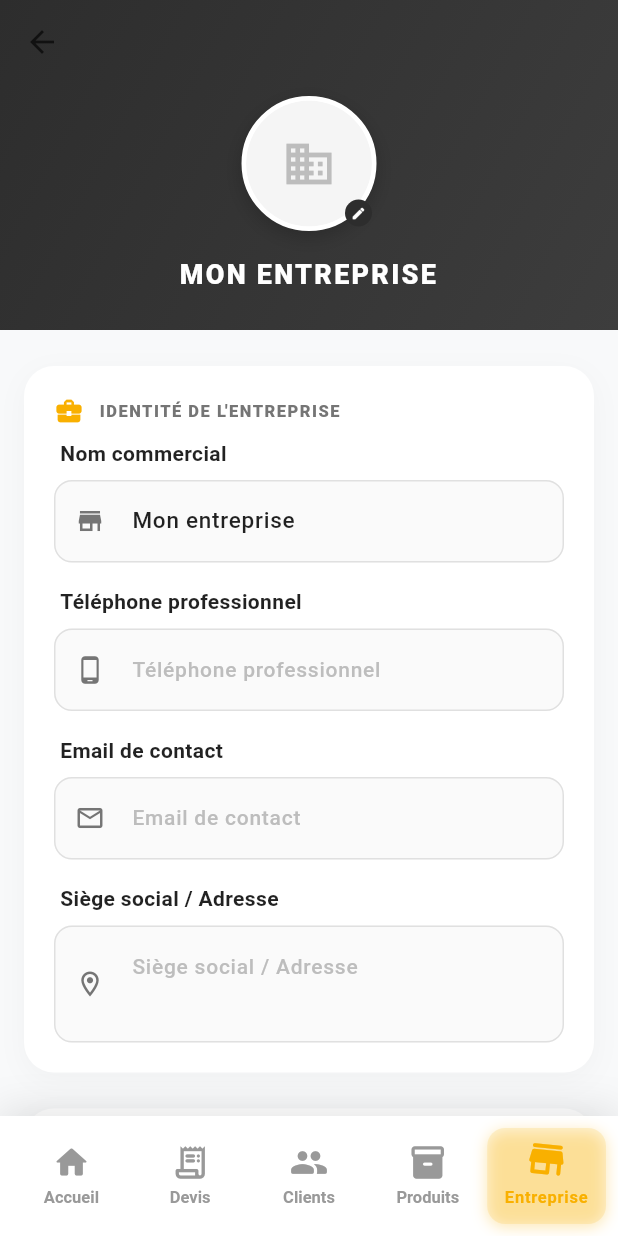
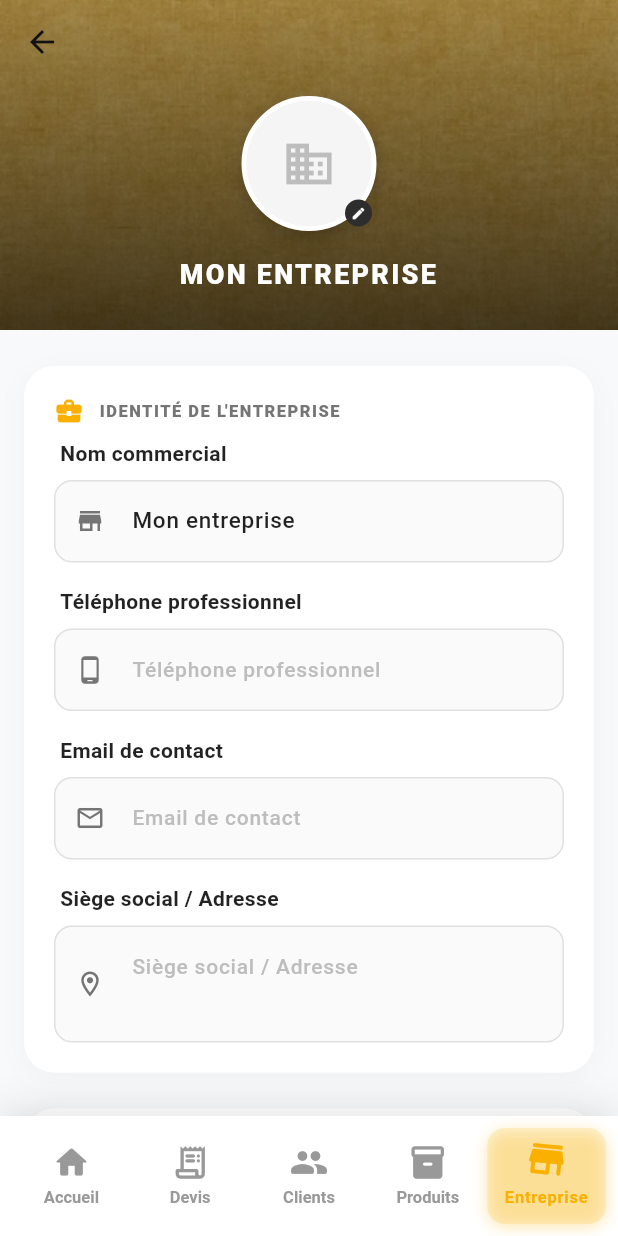
Before and after one commit to mouhamedsylva/devis_pro, a Flutter app: the DashboardScreen screen opened directly, item 5 of the bottom bar chosen, on a phone screen of 412 x 824 dp. Run offline on Flutter 3.47's test engine with Material 3 defaults, Android fonts, the phone set to English and light mode, and no system bars; our stand-ins replace bloc, equatable, flutter_bloc, flutter_contacts, font_awesome_flutter, image_cropper and 9 more; missing offline and left inert: idb_shim, mailer; accounts and stored records are empty.

Commit message:
refactor: simplify asset management in pubspec.yaml and enhance UI elements in company and dashboard screens for improved visual consistency and user experience

```diff
--- a/lib/src/presentation/screens/company_screen.dart
+++ b/lib/src/presentation/screens/company_screen.dart
@@ -346,10 +346,20 @@ class _CompanyScreenState extends State<CompanyScreen> {
       flexibleSpace: FlexibleSpaceBar(
         background: Container(
           decoration: const BoxDecoration(
+            image: DecorationImage(
+              image: AssetImage('assets/images/background.png'),
+              fit: BoxFit.cover,
+            ),
+          ),
+          child: Container(
+            decoration: BoxDecoration(
               gradient: LinearGradient(
-              begin: Alignment.topLeft,
-              end: Alignment.bottomRight,
-              colors: [Color(0xFF2D2D2D), Color(0xFF3D3D3D)],
+                begin: Alignment.topCenter,
+                end: Alignment.bottomCenter,
+                colors: [
+                  Colors.black.withOpacity(0.3),
+                  Colors.black.withOpacity(0.7),
+                ],
               ),
             ),
             child: Column(
@@ -388,6 +398,7 @@ class _CompanyScreenState extends State<CompanyScreen> {
                   textAlign: TextAlign.center,
                 ),
               ],
+            ),
           ),
         ),
       ),
--- a/lib/src/presentation/screens/dashboard_screen.dart
+++ b/lib/src/presentation/screens/dashboard_screen.dart
@@ -488,9 +488,9 @@ class _DashboardScreenState extends State<DashboardScreen> {
       color: Colors.transparent,
       child: InkWell(
         onTap: onTap,
-        borderRadius: BorderRadius.circular(16),
+        borderRadius: BorderRadius.circular(12), // ✅ Réduit de 16 à 12
         child: Container(
-          padding: const EdgeInsets.all(16), // ✅ Réduit de 20 à 16
+          padding: const EdgeInsets.symmetric(vertical: 12, horizontal: 12), // ✅ Réduit encore
           decoration: BoxDecoration(
             gradient: LinearGradient(
               colors: [
@@ -500,7 +500,7 @@ class _DashboardScreenState extends State<DashboardScreen> {
               begin: Alignment.topLeft,
               end: Alignment.bottomRight,
             ),
-            borderRadius: BorderRadius.circular(16),
+            borderRadius: BorderRadius.circular(12), // ✅ Réduit de 16 à 12
             border: Border.all(
               color: color.withOpacity(0.3),
               width: 1.5,
@@ -513,11 +513,11 @@ class _DashboardScreenState extends State<DashboardScreen> {
               ),
             ],
           ),
-          child: Row( // ✅ Column remplacée par Row pour aligner horizontalement
+          child: Row(
             mainAxisAlignment: MainAxisAlignment.center,
             children: [
               Container(
-                padding: const EdgeInsets.all(10), // ✅ Réduit de 12 à 10
+                padding: const EdgeInsets.all(8), // ✅ Réduit de 10 à 8
                 decoration: BoxDecoration(
                   color: color.withOpacity(0.15),
                   shape: BoxShape.circle,
@@ -525,21 +525,21 @@ class _DashboardScreenState extends State<DashboardScreen> {
                 child: Icon(
                   icon,
                   color: color,
-                  size: 22, // ✅ Réduit de 28 à 22
+                  size: 20, // ✅ Réduit de 22 à 20
                 ),
               ),
-              const SizedBox(width: 12), // ✅ Espacement horizontal au lieu de vertical
-              Flexible( // ✅ Flexible pour gérer le texte long
+              const SizedBox(width: 10), // ✅ Réduit de 12 à 10
+              Flexible(
                 child: Text(
                   label,
                   textAlign: TextAlign.center,
                   style: TextStyle(
-                    fontSize: 13, // ✅ Réduit de 14 à 13
-                    fontWeight: FontWeight.w600,
+                    fontSize: 12, // ✅ Réduit de 13 à 12
+                    fontWeight: FontWeight.w700, // ✅ Plus gras pour compenser
                     color: color.withOpacity(0.9),
-                    letterSpacing: 0.3,
+                    letterSpacing: 0.2, // ✅ Réduit de 0.3 à 0.2
                   ),
-                  maxLines: 2, // ✅ Permet 2 lignes si nécessaire
+                  maxLines: 2,
                   overflow: TextOverflow.ellipsis,
                 ),
               ),
```
Also changed, not shown: pubspec.yaml (+1 -27 lines), assets/images/background.png (added). Lines whose indentation alone changed are shown as unchanged.
